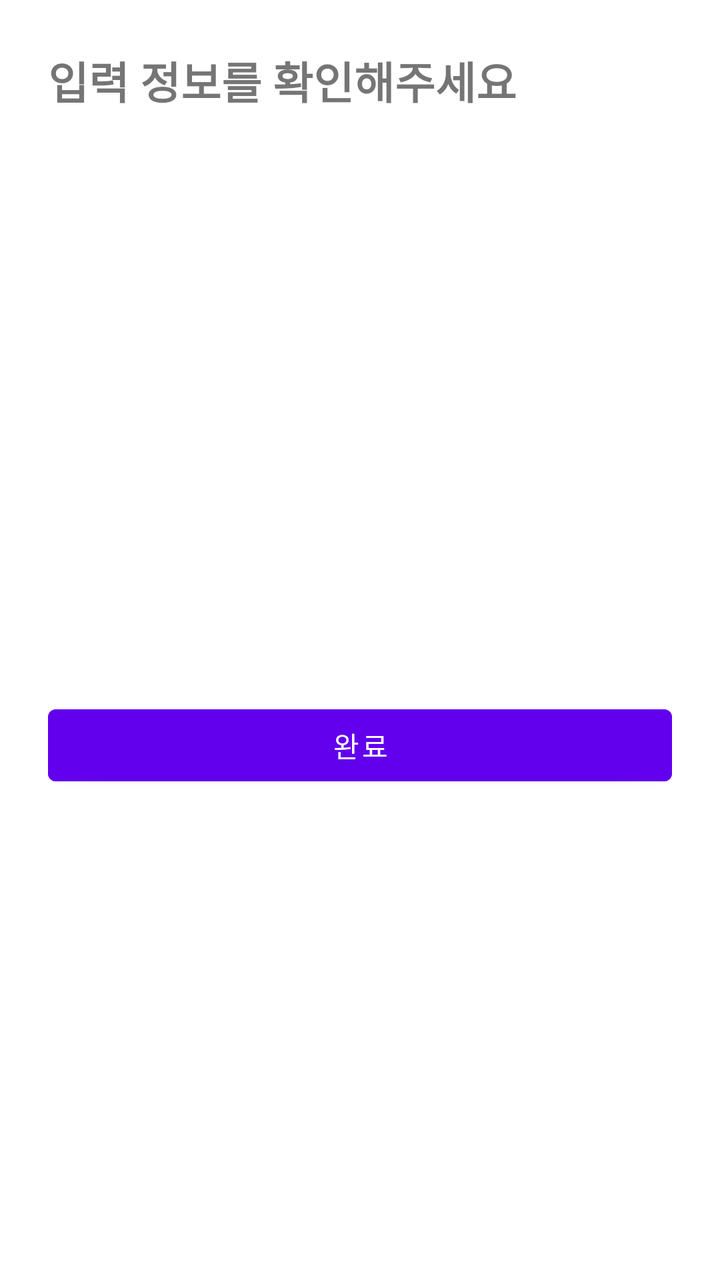
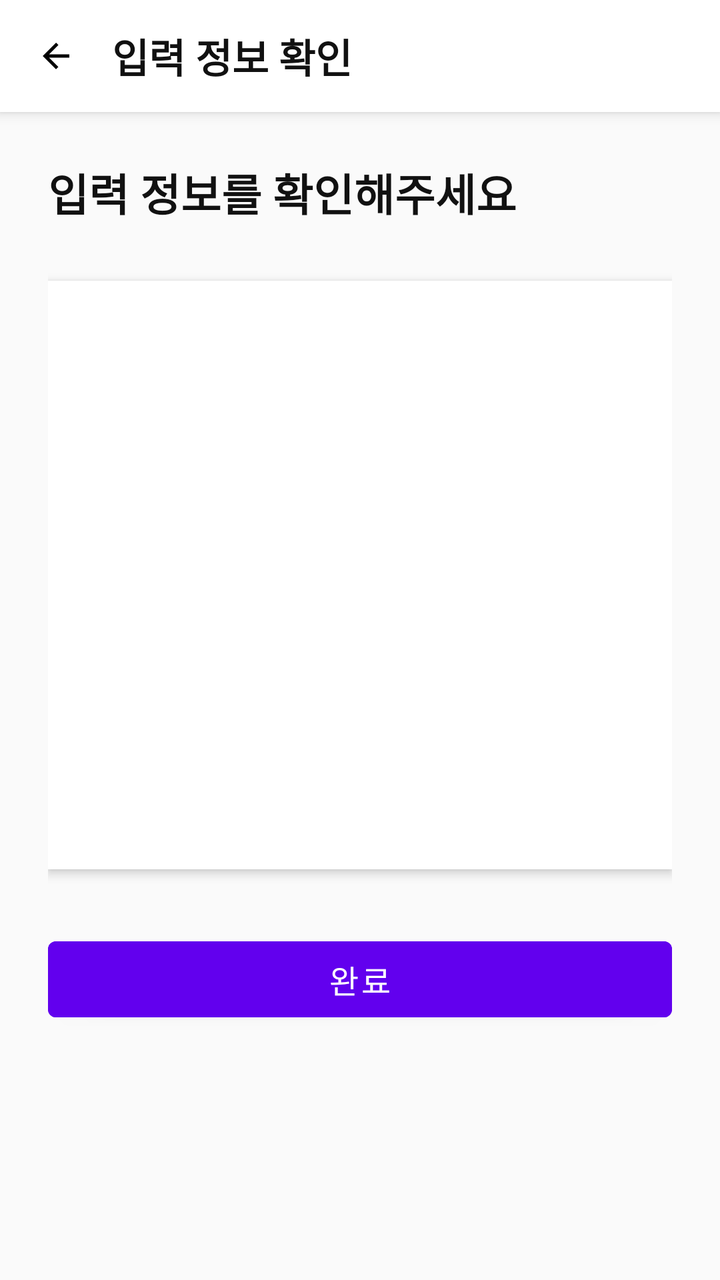

An Android layout rendered at two revisions. The XML below is the earlier revision; the diff shows what the commit changed to produce the second picture.
<!-- AndroidManifest.xml: application theme Theme.GJGN -->
<!-- res/layout/fragment_summary.xml -->
<?xml version="1.0" encoding="utf-8"?>
<ScrollView xmlns:android="http://schemas.android.com/apk/res/android"
    android:layout_width="match_parent"
    android:layout_height="match_parent"
    android:padding="24dp">

    <LinearLayout
        android:layout_width="match_parent"
        android:layout_height="wrap_content"
        android:orientation="vertical">

        <TextView
            android:id="@+id/tvSummaryTitle"
            android:layout_width="wrap_content"
            android:layout_height="wrap_content"
            android:text="입력 정보를 확인해주세요"
            android:textSize="22sp"
            android:textStyle="bold"
            android:layout_marginBottom="20dp"/>

        
        <TextView
            android:id="@+id/tvSummaryGender"
            android:layout_width="wrap_content"
            android:layout_height="wrap_content"
            android:textSize="18sp"
            android:layout_marginBottom="12dp"/>

        
        <TextView
            android:id="@+id/tvSummaryBirth"
            android:layout_width="wrap_content"
            android:layout_height="wrap_content"
            android:textSize="18sp"
            android:layout_marginBottom="12dp"/>

        
        <TextView
            android:id="@+id/tvSummaryHeight"
            android:layout_width="wrap_content"
            android:layout_height="wrap_content"
            android:textSize="18sp"
            android:layout_marginBottom="12dp"/>

        
        <TextView
            android:id="@+id/tvSummaryWeight"
            android:layout_width="wrap_content"
            android:layout_height="wrap_content"
            android:textSize="18sp"
            android:layout_marginBottom="12dp"/>

        
        <TextView
            android:id="@+id/tvSummaryTarget"
            android:layout_width="wrap_content"
            android:layout_height="wrap_content"
            android:textSize="18sp"
            android:layout_marginBottom="12dp"/>

        
        <TextView
            android:id="@+id/tvSummaryActivity"
            android:layout_width="wrap_content"
            android:layout_height="wrap_content"
            android:textSize="18sp"
            android:layout_marginBottom="12dp"/>

        
        <TextView
            android:id="@+id/tvSummaryGoal"
            android:layout_width="wrap_content"
            android:layout_height="wrap_content"
            android:textSize="18sp"
            android:layout_marginBottom="30dp"/>

        
        <Button
            android:id="@+id/btnFinish"
            android:layout_width="match_parent"
            android:layout_height="wrap_content"
            android:text="완료"
            android:backgroundTint="@color/purple_500"
            android:textColor="@android:color/white"/>
    </LinearLayout>
</ScrollView>
<!-- resources referenced by this layout -->
<resources>
  <color name="purple_500">#FF6200EE</color>
  <style name="Theme.GJGN" parent="Theme.MaterialComponents.DayNight.NoActionBar">
          
          <item name="colorPrimary">@color/purple_700</item>
          <item name="colorPrimaryVariant">@color/purple_700</item>
          <item name="colorOnPrimary">@android:color/white</item>
          <item name="colorSecondary">@color/teal_700</item>
          <item name="android:windowMinWidthMajor">320dp</item>
          <item name="android:windowMinWidthMinor">320dp</item>
      </style>
  <color name="purple_700">#FF3700B3</color>
  <color name="teal_700">#FF018786</color>
</resources>

<!-- the commit's change to res/layout/fragment_summary.xml (unified diff, before → after) -->
@@ -1,86 +1,132 @@
 <?xml version="1.0" encoding="utf-8"?>
-<ScrollView xmlns:android="http://schemas.android.com/apk/res/android"
+<LinearLayout xmlns:android="http://schemas.android.com/apk/res/android"
+    android:orientation="vertical"
     android:layout_width="match_parent"
     android:layout_height="match_parent"
-    android:padding="24dp">
+    android:background="#FAFAFA">
 
+    
     <LinearLayout
         android:layout_width="match_parent"
-        android:layout_height="wrap_content"
-        android:orientation="vertical">
+        android:layout_height="56dp"
+        android:orientation="horizontal"
+        android:gravity="center_vertical"
+        android:paddingStart="12dp"
+        android:paddingEnd="12dp"
+        android:background="@android:color/white"
+        android:elevation="4dp">
+
+        <ImageView
+            android:id="@+id/btnBack"
+            android:layout_width="32dp"
+            android:layout_height="32dp"
+            android:src="@drawable/ic_arrow_back"
+            android:padding="6dp"
+            android:background="?attr/selectableItemBackgroundBorderless" />
 
         <TextView
-            android:id="@+id/tvSummaryTitle"
             android:layout_width="wrap_content"
             android:layout_height="wrap_content"
-            android:text="입력 정보를 확인해주세요"
-            android:textSize="22sp"
+            android:text="입력 정보 확인"
+            android:textSize="20sp"
             android:textStyle="bold"
-            android:layout_marginBottom="20dp"/>
+            android:textColor="#111111"
+            android:layout_marginStart="12dp" />
+    </LinearLayout>
 
-        
-        <TextView
-            android:id="@+id/tvSummaryGender"
-            android:layout_width="wrap_content"
-            android:layout_height="wrap_content"
-            android:textSize="18sp"
-            android:layout_marginBottom="12dp"/>
+    
+    <ScrollView
+        android:layout_width="match_parent"
+        android:layout_height="match_parent"
+        android:fillViewport="true">
 
-        
-        <TextView
-            android:id="@+id/tvSummaryBirth"
-            android:layout_width="wrap_content"
-            android:layout_height="wrap_content"
-            android:textSize="18sp"
-            android:layout_marginBottom="12dp"/>
-
-        
-        <TextView
-            android:id="@+id/tvSummaryHeight"
-            android:layout_width="wrap_content"
-            android:layout_height="wrap_content"
-            android:textSize="18sp"
-            android:layout_marginBottom="12dp"/>
-
-        
-        <TextView
-            android:id="@+id/tvSummaryWeight"
-            android:layout_width="wrap_content"
-            android:layout_height="wrap_content"
-            android:textSize="18sp"
-            android:layout_marginBottom="12dp"/>
-
-        
-        <TextView
-            android:id="@+id/tvSummaryTarget"
-            android:layout_width="wrap_content"
-            android:layout_height="wrap_content"
-            android:textSize="18sp"
-            android:layout_marginBottom="12dp"/>
-
-        
-        <TextView
-            android:id="@+id/tvSummaryActivity"
-            android:layout_width="wrap_content"
-            android:layout_height="wrap_content"
-            android:textSize="18sp"
-            android:layout_marginBottom="12dp"/>
-
-        
-        <TextView
-            android:id="@+id/tvSummaryGoal"
-            android:layout_width="wrap_content"
-            android:layout_height="wrap_content"
-            android:textSize="18sp"
-            android:layout_marginBottom="30dp"/>
-
-        
-        <Button
-            android:id="@+id/btnFinish"
+        <LinearLayout
             android:layout_width="match_parent"
             android:layout_height="wrap_content"
-            android:text="완료"
-            android:backgroundTint="@color/purple_500"
-            android:textColor="@android:color/white"/>
-    </LinearLayout>
-</ScrollView>
+            android:orientation="vertical"
+            android:padding="24dp">
+
+            
+            <TextView
+                android:id="@+id/tvSummaryTitle"
+                android:layout_width="wrap_content"
+                android:layout_height="wrap_content"
+                android:text="입력 정보를 확인해주세요"
+                android:textSize="22sp"
+                android:textStyle="bold"
+                android:textColor="#111111"
+                android:layout_marginBottom="28dp" />
+
+            
+            <LinearLayout
+                android:orientation="vertical"
+                android:padding="20dp"
+                android:background="@android:color/white"
+                android:elevation="3dp"
+                android:layout_marginBottom="30dp"
+                android:layout_width="match_parent"
+                android:layout_height="wrap_content">
+
+                <TextView
+                    android:id="@+id/tvSummaryGender"
+                    android:layout_width="wrap_content"
+                    android:layout_height="wrap_content"
+                    android:textSize="18sp"
+                    android:layout_marginBottom="12dp" />
+
+                <TextView
+                    android:id="@+id/tvSummaryBirth"
+                    android:layout_width="wrap_content"
+                    android:layout_height="wrap_content"
+                    android:textSize="18sp"
+                    android:layout_marginBottom="12dp" />
+
+                <TextView
+                    android:id="@+id/tvSummaryHeight"
+                    android:layout_width="wrap_content"
+                    android:layout_height="wrap_content"
+                    android:textSize="18sp"
+                    android:layout_marginBottom="12dp" />
+
+                <TextView
+                    android:id="@+id/tvSummaryWeight"
+                    android:layout_width="wrap_content"
+                    android:layout_height="wrap_content"
+                    android:textSize="18sp"
+                    android:layout_marginBottom="12dp" />
+
+                <TextView
+                    android:id="@+id/tvSummaryTarget"
+                    android:layout_width="wrap_content"
+                    android:layout_height="wrap_content"
+                    android:textSize="18sp"
+                    android:layout_marginBottom="12dp" />
+
+                <TextView
+                    android:id="@+id/tvSummaryActivity"
+                    android:layout_width="wrap_content"
+                    android:layout_height="wrap_content"
+                    android:textSize="18sp"
+                    android:layout_marginBottom="12dp" />
+
+                <TextView
+                    android:id="@+id/tvSummaryGoal"
+                    android:layout_width="wrap_content"
+                    android:layout_height="wrap_content"
+                    android:textSize="18sp"
+                    android:layout_marginBottom="12dp" />
+            </LinearLayout>
+
+            
+            <com.google.android.material.button.MaterialButton
+                android:id="@+id/btnFinish"
+                android:layout_width="match_parent"
+                android:layout_height="50dp"
+                android:text="완료"
+                android:textSize="16sp"
+                android:backgroundTint="@color/purple_500"
+                android:textColor="@android:color/white" />
+        </LinearLayout>
+    </ScrollView>
+
+</LinearLayout>
<!-- resource entries referenced after the edit -->
@@ -1,6 +1,17 @@
 <!-- resources referenced by this layout -->
 <resources>
   <color name="purple_500">#FF6200EE</color>
+  <!-- drawable ic_arrow_back (drawable) -->
+  <vector xmlns:android="http://schemas.android.com/apk/res/android"
+      android:width="24dp"
+      android:height="24dp"
+      android:viewportWidth="24"
+      android:viewportHeight="24">
+  
+      <path
+          android:fillColor="#000000"
+          android:pathData="M20,11H7.83l5.59,-5.59L12,4l-8,8 8,8 1.41,-1.41L7.83,13H20v-2z"/>
+  </vector>
   <style name="Theme.GJGN" parent="Theme.MaterialComponents.DayNight.NoActionBar">
           
           <item name="colorPrimary">@color/purple_700</item>
